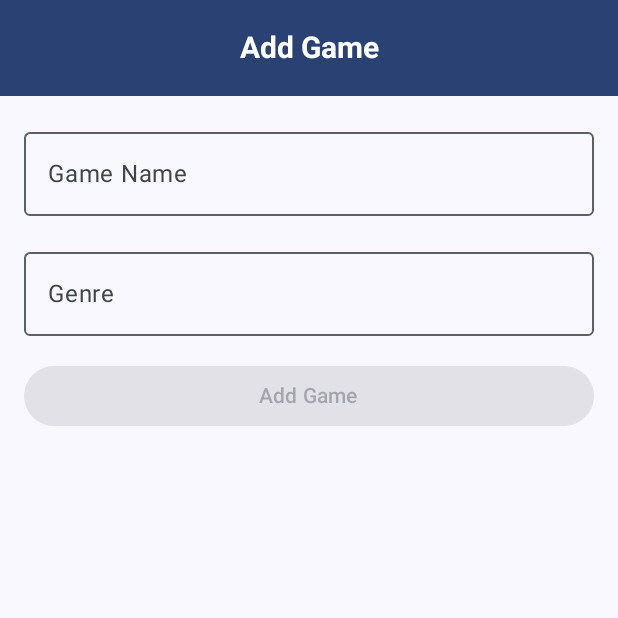
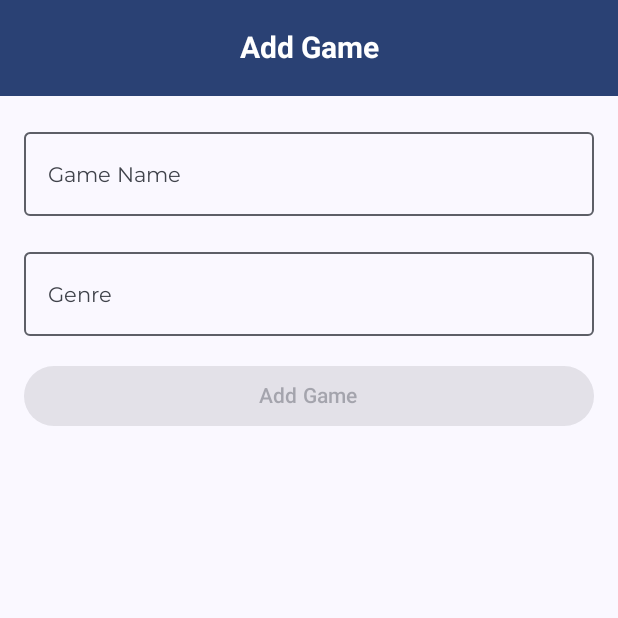
Before and after one commit to ignatius2138/BackLog, an Android app built with Jetpack Compose: the screen it shows after launch (MainActivity), after a tap on "Add Game", on a phone screen of 412 x 824 dp, the top half of it. Run offline under Robolectric (Android 15) with nearby library versions, the light colour scheme and no system bars; our stand-ins replace Room's generated code.

Commit message:
Changed text styling

```diff
--- a/app/src/main/java/com/example/geminitest/MainActivity.kt
+++ b/app/src/main/java/com/example/geminitest/MainActivity.kt
@@ -14,7 +14,6 @@ import androidx.compose.foundation.layout.fillMaxWidth
 import androidx.compose.foundation.layout.padding
 import androidx.compose.foundation.layout.width
 import androidx.compose.foundation.lazy.LazyColumn
-import androidx.compose.foundation.lazy.items
 import androidx.compose.foundation.lazy.itemsIndexed
 import androidx.compose.foundation.shape.RoundedCornerShape
 import androidx.compose.material.icons.Icons
@@ -165,12 +164,12 @@ fun GameRow(index: Int, game: Game, viewModel: GameViewModel, navController: Nav
         ) {
             Text(
                 text = "$index", // Display the index (starting from 1)
-                style = TextStyle(fontWeight = FontWeight.Bold, fontSize = 16.sp)
+                style = TextStyle(fontWeight = FontWeight.Bold, fontSize = 18.sp)
             )
             Spacer(modifier = Modifier.width(16.dp))
             Column(modifier = Modifier.weight(1f)) {
-                Text(text = game.name, style = TextStyle(fontWeight = FontWeight.Bold))
-                Text(text = game.genre, style = TextStyle(color = Color.Gray))
+                Text(text = game.name, style = MaterialTheme.typography.displayMedium)
+                Text(text = game.genre, style = MaterialTheme.typography.bodyLarge)
             }
             IconButton(onClick = { navController.navigate("editGame/${game.id}") }) { // Use game.id for navigation
                 Icon(imageVector = Icons.Default.Edit, contentDescription = "Edit Game", tint = MaterialTheme.colorScheme.primary)
--- a/app/src/main/java/com/example/geminitest/ui/theme/Type.kt
+++ b/app/src/main/java/com/example/geminitest/ui/theme/Type.kt
@@ -2,17 +2,41 @@ package com.example.geminitest.ui.theme
 
 import androidx.compose.material3.Typography
 import androidx.compose.ui.text.TextStyle
+import androidx.compose.ui.text.font.Font
 import androidx.compose.ui.text.font.FontFamily
 import androidx.compose.ui.text.font.FontWeight
 import androidx.compose.ui.unit.sp
+import com.example.geminitest.R
 
+
+val AbrilFatface = FontFamily(
+    Font(R.font.abril_fatface_regular)
+)
+
+val Montserrat = FontFamily(
+    Font(R.font.montserrat_regular),
+    Font(R.font.montserrat_bold, FontWeight.Bold)
+)
 // Set of Material typography styles to start with
 val Typography = Typography(
+    displayLarge = TextStyle(
+        fontFamily = AbrilFatface,
+        fontWeight = FontWeight.Normal,
+        fontSize = 36.sp
+    ),
+    displayMedium = TextStyle(
+        fontFamily = Montserrat,
+        fontWeight = FontWeight.Bold,
+        fontSize = 19.sp
+    ),
+    labelSmall = TextStyle(
+        fontFamily = Montserrat,
+        fontWeight = FontWeight.Bold,
+        fontSize = 14.sp
+    ),
     bodyLarge = TextStyle(
-        fontFamily = FontFamily.Default,
+        fontFamily = Montserrat,
         fontWeight = FontWeight.Normal,
-        fontSize = 16.sp,
-        lineHeight = 24.sp,
-        letterSpacing = 0.5.sp
+        fontSize = 14.sp
     )
 )
```
Also changed, not shown: app/src/main/res/font/abril_fatface_regular.ttf (added), app/src/main/res/font/montserrat_bold.ttf (added), app/src/main/res/font/montserrat_regular.ttf (added).
